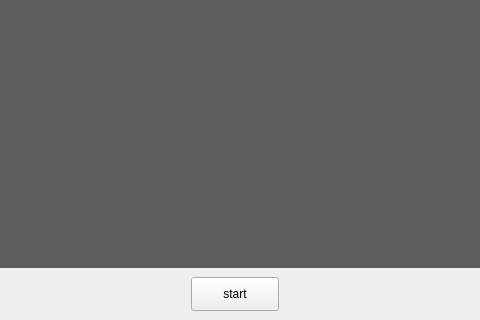
First picture: the form in ui_mainwindow.ui, repository Liu8018/RhythmBeater, before the edit; both pictures show x 129 to 609 and y 253 to 573 of the 745 by 573 pixel window.
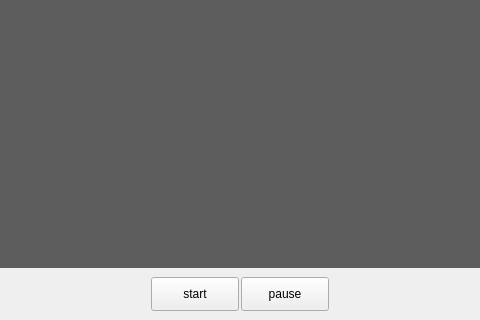
Second picture: the form after the edit.

```diff
--- a/ui_mainwindow.ui
+++ b/ui_mainwindow.ui
@@ -10,6 +10,18 @@
     <height>573</height>
    </rect>
   </property>
+  <property name="minimumSize">
+   <size>
+    <width>745</width>
+    <height>573</height>
+   </size>
+  </property>
+  <property name="maximumSize">
+   <size>
+    <width>745</width>
+    <height>573</height>
+   </size>
+  </property>
   <property name="windowTitle">
    <string>RhythmBeater</string>
   </property>
@@ -58,7 +70,7 @@
   <widget class="QPushButton" name="start_pushButton">
    <property name="geometry">
     <rect>
-     <x>320</x>
+     <x>280</x>
      <y>530</y>
      <width>88</width>
      <height>34</height>
@@ -68,6 +80,32 @@
     <string>start</string>
    </property>
   </widget>
+  <widget class="QPushButton" name="pause_pushButton">
+   <property name="geometry">
+    <rect>
+     <x>370</x>
+     <y>530</y>
+     <width>88</width>
+     <height>34</height>
+    </rect>
+   </property>
+   <property name="text">
+    <string>pause</string>
+   </property>
+  </widget>
+  <widget class="QLabel" name="text_label">
+   <property name="geometry">
+    <rect>
+     <x>10</x>
+     <y>10</y>
+     <width>721</width>
+     <height>31</height>
+    </rect>
+   </property>
+   <property name="text">
+    <string/>
+   </property>
+  </widget>
  </widget>
  <resources/>
  <connections/>
```
